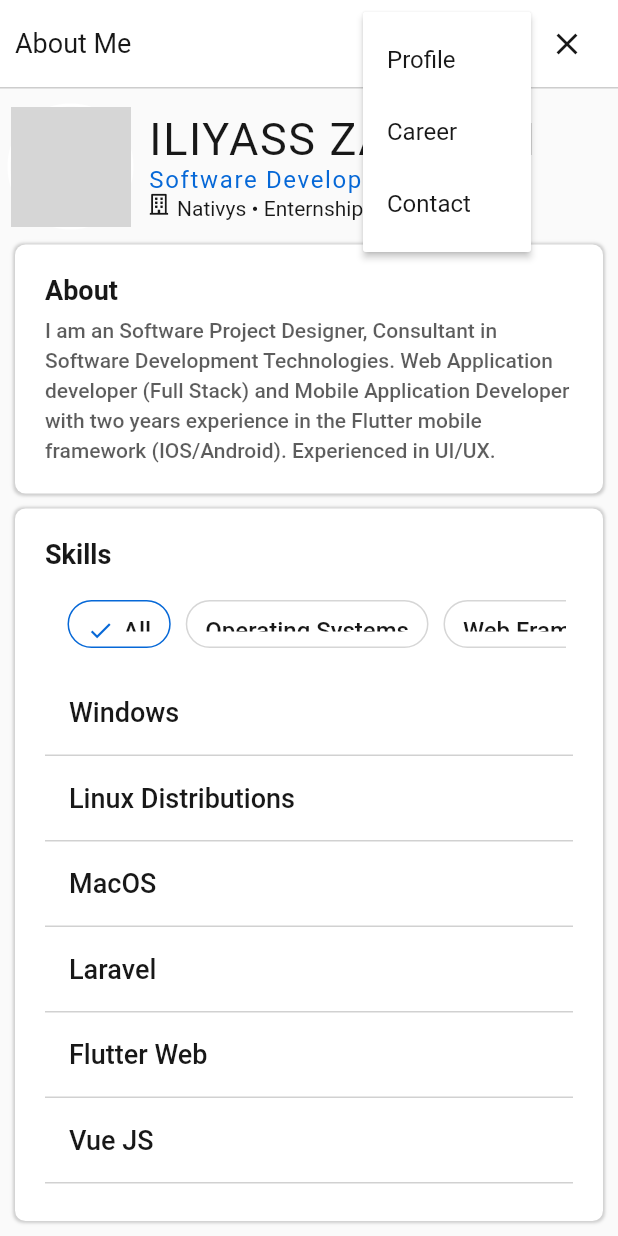
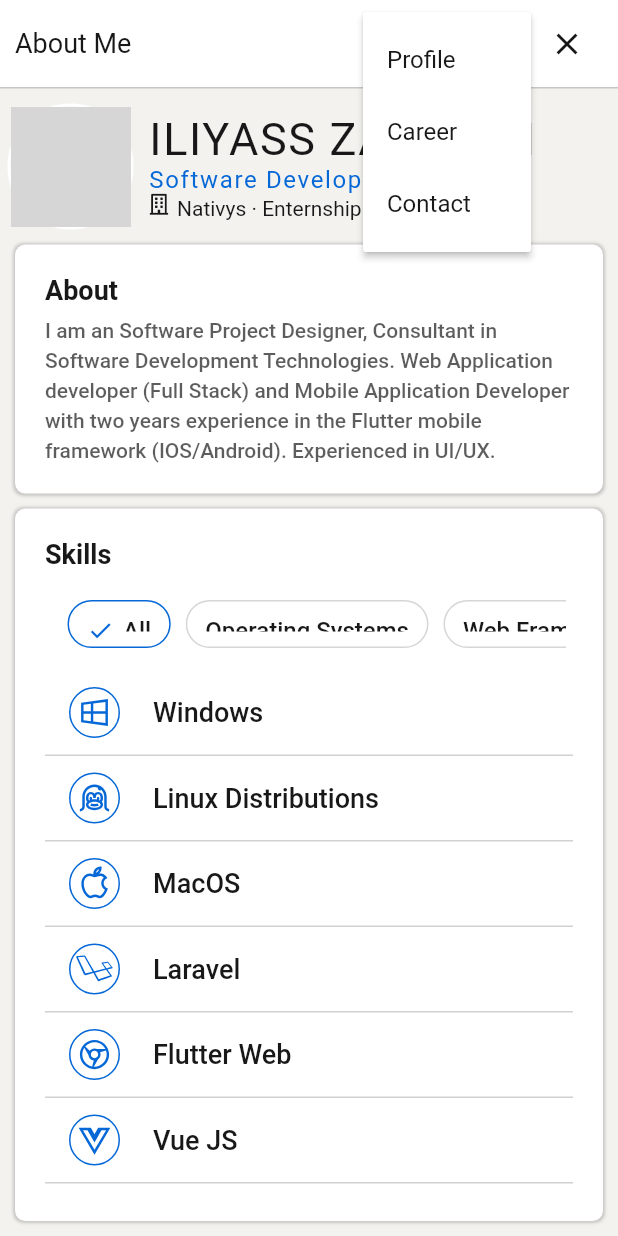
Before and after one commit to iliyass-zamouri/flutter_portfolio, a Flutter app: the AboutScreen widget shown alone on an empty page, opened directly, after a tap on the "more vert" icon, on a phone screen of 412 x 824 dp. Run offline on Flutter 3.47's test engine with Material 2 defaults, Android fonts, the phone set to English and light mode, and no system bars; drawn by our look-alikes of chips_choice; our stand-ins replace flutter_spinkit, flutter_swiper, font_awesome_flutter, line_awesome_flutter, url_strategy; missing offline and left inert: dart:html; network calls fail; Roboto replaces fonts that are missing (CircularSpotify); project files that could hold a hidden picture were left out; grey boxes are pictures that could not be loaded.

Commit message:
Career Screen (Education + Experince)

```diff
--- a/lib/data/data.dart
+++ b/lib/data/data.dart
@@ -1,7 +1,9 @@
 import 'package:flutter_portfolio/models/enterprise.dart';
+import 'package:flutter_portfolio/models/school.dart';
 import 'package:flutter_portfolio/models/skill.dart';
 import 'package:flutter_portfolio/models/socialmedia.dart';
 import 'package:flutter_portfolio/models/user.dart';
+import 'package:line_awesome_flutter/line_awesome_flutter.dart';
 
 User user = User(
     fname: "Iliyass",
@@ -10,42 +12,118 @@ User user = User(
     skills: skills,
     about: aboutMe,
     socialmedia: sites,
-    workedAt: workedAt,
+    experience: workedAt,
+    education: education,
     countryImojie: '🇲🇦',
     countryName: "Morocco",
     imageURL: "https://avatars.githubusercontent.com/u/29772839");
 
 List<Skill> skills = const [
-  Skill(name: "Windows", category: "Operating Systems"),
-  Skill(name: "Linux Distributions", category: "Operating Systems"),
-  Skill(name: "MacOS", category: "Operating Systems"),
-  Skill(name: "Laravel", category: "Web Frameworks"),
-  Skill(name: "Flutter Web", category: "Web Frameworks"),
-  Skill(name: "Vue JS", category: "Web Frameworks"),
-  Skill(name: "React JS", category: "Web Frameworks"),
-  Skill(name: "Tailwind CSS", category: "Web Frameworks"),
-  Skill(name: "BootStrap", category: "Web Frameworks"),
-  Skill(name: "Laravel API", category: "Web Frameworks"),
-  Skill(name: "Dart (Flutter)", category: "Programming Languages"),
-  Skill(name: "PHP", category: "Programming Languages"),
-  Skill(name: "JavaScript", category: "Programming Languages"),
-  Skill(name: "Java (OOP)", category: "Programming Languages"),
-  Skill(name: "HTML", category: "Programming Languages"),
-  Skill(name: "CSS", category: "Programming Languages"),
-  Skill(name: "MySql", category: "Database"),
-  Skill(name: "Sql Server", category: "Database"),
-  Skill(name: "FireBase", category: "Database"),
-  Skill(name: "SupaBase (Postgres)", category: "Database"),
-  Skill(name: "Flutter (Android/IOS)", category: "Mobile Development"),
-  Skill(name: "UML", category: "Project Modeling"),
-  Skill(name: "Merise", category: "Project Modeling"),
-  Skill(name: "Trello", category: "WorkFlow"),
-  Skill(name: "GitHub", category: "Codebase Management"),
-  Skill(name: "GitLab", category: "Codebase Management"),
-  Skill(name: "Netlify", category: "Deployment"),
-  Skill(name: "Cpanel", category: "Deployment"),
-  Skill(name: "Google Developer Console (Android)", category: "Deployment"),
-  Skill(name: "App Store Connect (IOS)", category: "Deployment"),
+  Skill(
+      name: "Windows",
+      logo: LineAwesomeIcons.windows,
+      category: "Operating Systems"),
+  Skill(
+      name: "Linux Distributions",
+      logo: LineAwesomeIcons.linux,
+      category: "Operating Systems"),
+  Skill(
+      name: "MacOS",
+      logo: LineAwesomeIcons.apple,
+      category: "Operating Systems"),
+  Skill(
+      name: "Laravel",
+      logo: LineAwesomeIcons.laravel,
+      category: "Web Frameworks"),
+  Skill(
+      name: "Flutter Web",
+      logo: LineAwesomeIcons.chrome,
+      category: "Web Frameworks"),
+  Skill(
+      name: "Vue JS",
+      logo: LineAwesomeIcons.vue_js,
+      category: "Web Frameworks"),
+  Skill(
+      name: "React JS",
+      logo: LineAwesomeIcons.react,
+      category: "Web Frameworks"),
+  Skill(
+      name: "Tailwind CSS",
+      logo: LineAwesomeIcons.css_3_logo,
+      category: "Web Frameworks"),
+  Skill(
+      name: "BootStrap",
+      logo: LineAwesomeIcons.bootstrap,
+      category: "Web Frameworks"),
+  Skill(
+      name: "Laravel API",
+      logo: LineAwesomeIcons.connect_develop,
+      category: "Web Frameworks"),
+  Skill(
+      name: "Dart (Flutter)",
+      logo: LineAwesomeIcons.dev,
+      category: "Programming Languages"),
+  Skill(
+      name: "PHP",
+      logo: LineAwesomeIcons.php,
+      category: "Programming Languages"),
+  Skill(
+      name: "JavaScript",
+      logo: LineAwesomeIcons.javascript__js_,
+      category: "Programming Languages"),
+  Skill(
+      name: "Java (OOP)",
+      logo: LineAwesomeIcons.java,
+      category: "Programming Languages"),
+  Skill(
+      name: "HTML",
+      logo: LineAwesomeIcons.html_5_logo,
+      category: "Programming Languages"),
+  Skill(
+      name: "CSS",
+      logo: LineAwesomeIcons.css_3_logo,
+      category: "Programming Languages"),
+  Skill(name: "MySql", logo: LineAwesomeIcons.database, category: "Database"),
+  Skill(
+      name: "Sql Server",
+      logo: LineAwesomeIcons.database,
+      category: "Database"),
+  Skill(name: "FireBase", logo: LineAwesomeIcons.cloud, category: "Database"),
+  Skill(
+      name: "SupaBase (Postgres)",
+      logo: LineAwesomeIcons.cloud,
+      category: "Database"),
+  Skill(
+      name: "Flutter (Android/IOS)",
+      logo: LineAwesomeIcons.dev,
+      category: "Mobile Development"),
+  Skill(
+      name: "UML",
+      logo: LineAwesomeIcons.creative_commons,
+      category: "Project Modeling"),
+  Skill(
+      name: "Merise",
+      logo: LineAwesomeIcons.creative_commons,
+      category: "Project Modeling"),
+  Skill(name: "Trello", logo: LineAwesomeIcons.trello, category: "WorkFlow"),
+  Skill(
+      name: "GitHub",
+      logo: LineAwesomeIcons.github,
+      category: "Codebase Management"),
+  Skill(
+      name: "GitLab",
+      logo: LineAwesomeIcons.gitlab,
+      category: "Codebase Management"),
+  Skill(name: "Netlify", logo: LineAwesomeIcons.cloud, category: "Deployment"),
+  Skill(name: "Cpanel", logo: LineAwesomeIcons.cpanel, category: "Deployment"),
+  Skill(
+      name: "Google Developer Console (Android)",
+      logo: LineAwesomeIcons.google_play,
+      category: "Deployment"),
+  Skill(
+      name: "App Store Connect (IOS)",
+      logo: LineAwesomeIcons.apple,
+      category: "Deployment"),
 ];
 List<SocialMedia> sites = const [
   SocialMedia(site: WebSite.github, url: "https://github.com/iliyass-zamouri"),
@@ -88,3 +166,16 @@ List<Enterprise> workedAt = [
       startTime: "Oct 2021",
       duration: "5 mo"),
 ];
+
+List<School> education = [
+  School(
+      name: "Imam Ben Hanbal",
+      field: "Physical Science",
+      startTime: "Sep 2015",
+      graduation: "Jun 2018"),
+  School(
+      name: "Brevet de Technicien Supérieur (BTS)",
+      field: "Development of information systems (DSI)",
+      startTime: "2019",
+      graduation: "2021")
+];
--- /dev/null
+++ b/lib/extentions.dart
@@ -0,0 +1,25 @@
+import 'package:flutter/cupertino.dart';
+import 'package:flutter/material.dart';
+
+extension ExpandEqually on Iterable<Widget> {
+  Iterable<Widget> expandEqually() {
+    return map((e) => Expanded(flex: 1, child: e));
+  }
+
+  Iterable<Widget> addSpaceBetween(space) {
+    return map(
+        (e) => Padding(padding: EdgeInsets.only(bottom: space), child: e));
+  }
+
+  Iterable<Widget> addSpaceDivider(space, Widget divider) {
+    List<Widget> widgets = [];
+    forEach((e) {
+      widgets.add(SizedBox(height: space));
+      widgets.add(e);
+      widgets.add(SizedBox(height: space));
+      widgets.add(divider);
+    });
+    widgets.removeLast();
+    return widgets;
+  }
+}
--- a/lib/models/skill.dart
+++ b/lib/models/skill.dart
@@ -1,5 +1,8 @@
+import 'package:flutter/cupertino.dart';
+
 class Skill {
   final String name;
+  final IconData logo;
   final String category;
-  const Skill({required this.name, required this.category});
+  const Skill({required this.name, required this.logo, required this.category});
 }
--- a/lib/screens/about_screen.dart
+++ b/lib/screens/about_screen.dart
@@ -1,5 +1,6 @@
 import 'package:flutter/material.dart';
 import 'package:flutter_portfolio/data/data.dart';
+import 'package:flutter_portfolio/screens/career_screen.dart';
 import 'package:flutter_portfolio/screens/profile_screen.dart';
 import 'package:flutter_portfolio/state_provider.dart';
 import 'package:flutter_portfolio/styles/styles.dart';
@@ -35,7 +36,13 @@ class _AboutScreenState extends State<AboutScreen> {
   Widget build(BuildContext context) {
     provider = Provider.of<StateProvider>(context, listen: true);
     mediaData = MediaQuery.of(context);
-    return Column(
+    return Container(
+      color: provider.colorPalette.backgroundColor,
+      margin: EdgeInsets.symmetric(
+          horizontal: mediaData.size.width >= 720 ? 200 : 0),
+      child: SizedBox(
+        height: mediaData.size.height,
+        child: Column(
           mainAxisAlignment: MainAxisAlignment.start,
           crossAxisAlignment: CrossAxisAlignment.start,
           children: [
@@ -75,7 +82,8 @@ class _AboutScreenState extends State<AboutScreen> {
                             icon: Icon(Icons.more_vert,
                                 color: provider.colorPalette.thirdColor),
                             onSelected: (value) {
-                          pageController.jumpToPage(aboutMenu.indexOf(value));
+                              pageController
+                                  .jumpToPage(aboutMenu.indexOf(value));
                             },
                             itemBuilder: (context) {
                               return aboutMenu.map((choice) {
@@ -84,7 +92,8 @@ class _AboutScreenState extends State<AboutScreen> {
                                   child: Text(
                                     choice,
                                     style: Styles.tileTitle.copyWith(
-                                    color: provider.colorPalette.thirdColor),
+                                        color:
+                                            provider.colorPalette.thirdColor),
                                   ),
                                 );
                               }).toList();
@@ -135,22 +144,23 @@ class _AboutScreenState extends State<AboutScreen> {
               controller: pageController,
               children: <Widget>[
                 const ProfileScreen(),
-            Center(
-              child: Row(
-                mainAxisAlignment: MainAxisAlignment.center,
-                crossAxisAlignment: CrossAxisAlignment.center,
-                mainAxisSize: MainAxisSize.max,
-                children: [
-                  Styles.spinkit(provider.colorPalette.thirdColor),
-                  const SizedBox(width: 5),
-                  Text(
-                    "My career information will be available soon",
-                    style: Styles.miniPlayerTile
-                        .copyWith(color: provider.colorPalette.thirdColor),
-                  ),
-                ],
-              ),
-            ),
+                const CareerScreen(),
+                // Center(
+                //   child: Row(
+                //     mainAxisAlignment: MainAxisAlignment.center,
+                //     crossAxisAlignment: CrossAxisAlignment.center,
+                //     mainAxisSize: MainAxisSize.max,
+                //     children: [
+                //       Styles.spinkit(provider.colorPalette.thirdColor),
+                //       const SizedBox(width: 5),
+                //       Text(
+                //         "My career information will be available soon",
+                //         style: Styles.miniPlayerTile
+                //             .copyWith(color: provider.colorPalette.thirdColor),
+                //       ),
+                //     ],
+                //   ),
+                // ),
                 Center(
                   child: Row(
                     mainAxisAlignment: MainAxisAlignment.center,
@@ -170,6 +180,8 @@ class _AboutScreenState extends State<AboutScreen> {
               ],
             )),
           ],
+        ),
+      ),
     );
   }
 
--- /dev/null
+++ b/lib/screens/career_screen.dart
@@ -0,0 +1,57 @@
+import 'package:flutter/material.dart';
+import 'package:flutter_portfolio/data/data.dart';
+import 'package:flutter_portfolio/state_provider.dart';
+import 'package:flutter_portfolio/styles/styles.dart';
+import 'package:flutter_portfolio/widgets/box_container_extended.dart';
+import 'package:flutter_portfolio/widgets/education_card.dart';
+import 'package:flutter_portfolio/widgets/experience_card.dart';
+import 'package:flutter_portfolio/widgets/responsive_list.dart';
+import 'package:flutter_portfolio/extentions.dart';
+import 'package:provider/provider.dart';
+
+class CareerScreen extends StatefulWidget {
+  const CareerScreen({Key? key}) : super(key: key);
+
+  @override
+  State<CareerScreen> createState() => _CareerScreenState();
+}
+
+late StateProvider provider;
+late MediaQueryData mediaData;
+
+class _CareerScreenState extends State<CareerScreen> {
+  @override
+  Widget build(BuildContext context) {
+    provider = Provider.of<StateProvider>(context, listen: true);
+    mediaData = MediaQuery.of(context);
+    return Container(
+      height: mediaData.size.height - 31,
+      padding: const EdgeInsets.symmetric(vertical: 10, horizontal: 10),
+      child: SingleChildScrollView(
+        child: Column(
+          crossAxisAlignment: CrossAxisAlignment.center,
+          mainAxisAlignment: MainAxisAlignment.start,
+          mainAxisSize: MainAxisSize.max,
+          children: [
+            ResponsiveList(children: [
+              ExtendedBoxContainer(
+                  title: "Education",
+                  content: user.education!.reversed
+                      .map((e) => EducationCard(school: e))
+                      .addSpaceDivider(
+                          10, Styles.divider(provider.colorPalette.thirdColor))
+                      .toList()),
+              ExtendedBoxContainer(
+                  title: "Experience",
+                  content: user.experience!.reversed
+                      .map((e) => ExperienceCard(enterprise: e))
+                      .addSpaceDivider(
+                          10, Styles.divider(provider.colorPalette.thirdColor))
+                      .toList()),
+            ]),
+          ],
+        ),
+      ),
+    );
+  }
+}
--- a/lib/screens/profile_screen.dart
+++ b/lib/screens/profile_screen.dart
@@ -87,7 +87,7 @@ class _ProfileScreenState extends State<ProfileScreen> {
                           Padding(
                             padding: const EdgeInsets.only(top: 2),
                             child: Text(
-                                "${user.workedAt!.last.name} • ${user.workedAt!.last.contract.getName()}",
+                                "${user.experience!.last.name} · ${user.experience!.last.contract.getName()}",
                                 style: Styles.bottomNavText.copyWith(
                                     color: provider.colorPalette.thirdColor,
                                     fontSize: 14)),
--- a/lib/widgets/skills_widget.dart
+++ b/lib/widgets/skills_widget.dart
@@ -119,6 +119,28 @@ class _SkillsWidgetState extends State<SkillsWidget> {
                 },
                 itemBuilder: (context, index) {
                   return ListTile(
+                    leading: Container(
+                      height: 34,
+                      width: 34,
+                      decoration: provider.isDark
+                          ? BoxDecoration(
+                              color: provider.colorPalette.thirdColor,
+                              borderRadius: BorderRadius.circular(50))
+                          : BoxDecoration(
+                              border: Border.all(
+                                  color: provider.colorPalette.mainColor),
+                              color: provider.colorPalette.secondColor,
+                              borderRadius: BorderRadius.circular(50)),
+                      child: Center(
+                        child: Icon(
+                          filtredList[index].logo,
+                          color: provider.isDark
+                              ? provider.colorPalette.secondColor
+                              : provider.colorPalette.mainColor,
+                          size: 26,
+                        ),
+                      ),
+                    ),
                     title: Text(
                       filtredList[index].name,
                       style: Styles.textSubTitle.copyWith(
--- a/pubspec.yaml
+++ b/pubspec.yaml
@@ -18,8 +18,10 @@ dependencies:
   provider:
   url_strategy: ^0.2.0
   flutter_spinkit: ^5.1.0
+
   font_awesome_flutter: ^9.2.0
   cupertino_icons: ^1.0.2
+  line_awesome_flutter: ^2.0.0
 
 dev_dependencies:
   flutter_test:
```
Also changed, not shown: lib/models/school.dart (added, +18 -0 lines), lib/models/socialmedia.dart (+6 -6 lines), lib/models/user.dart (+5 -2 lines), lib/screens/home_screen.dart (+6 -13 lines), lib/widgets/box_container_extended.dart (added, +49 -0 lines), lib/widgets/education_card.dart (added, +63 -0 lines), lib/widgets/experience_card.dart (added, +55 -0 lines), lib/widgets/responsive_list.dart (added, +50 -0 lines), pubspec.lock, 11 other files. Lines whose indentation alone changed are shown as unchanged.
